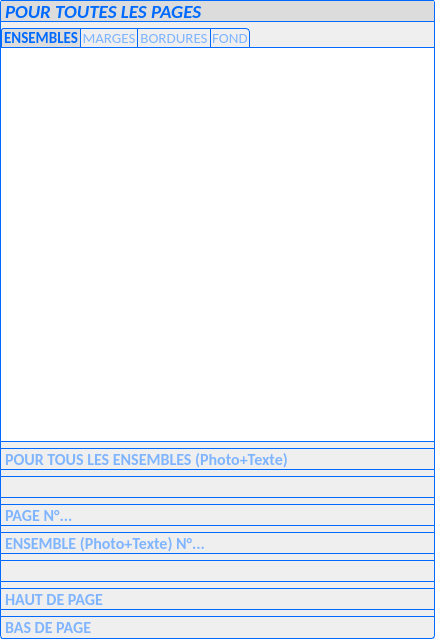
First picture: the form in PhotosConsigne/ui/RightSettings.ui, repository FlorianLance/PhotosConsigne, before the edit.
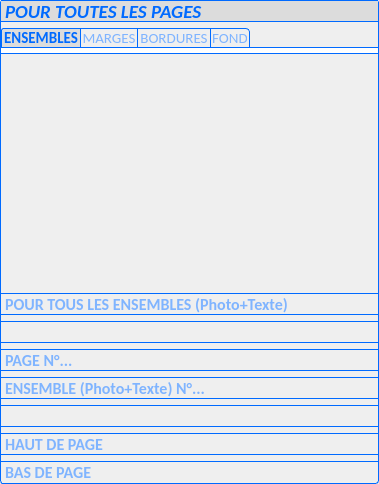
Second picture: the form after the edit. Icons and pictures are not drawn.

Patch:
```diff
--- a/PhotosConsigne/ui/RightSettings.ui
+++ b/PhotosConsigne/ui/RightSettings.ui
@@ -6,10 +6,22 @@
    <rect>
     <x>0</x>
     <y>0</y>
-    <width>435</width>
-    <height>639</height>
+    <width>379</width>
+    <height>484</height>
    </rect>
   </property>
+  <property name="sizePolicy">
+   <sizepolicy hsizetype="Preferred" vsizetype="Minimum">
+    <horstretch>0</horstretch>
+    <verstretch>0</verstretch>
+   </sizepolicy>
+  </property>
+  <property name="maximumSize">
+   <size>
+    <width>16777215</width>
+    <height>16777215</height>
+   </size>
+  </property>
   <property name="windowTitle">
    <string>Form</string>
   </property>
@@ -138,8 +150,8 @@
        <rect>
         <x>0</x>
         <y>0</y>
-        <width>433</width>
-        <height>410</height>
+        <width>377</width>
+        <height>255</height>
        </rect>
       </property>
       <property name="sizePolicy">
@@ -179,6 +191,12 @@
        </property>
        <item>
         <widget class="QFrame" name="frameAllPages">
+         <property name="sizePolicy">
+          <sizepolicy hsizetype="Preferred" vsizetype="Minimum">
+           <horstretch>0</horstretch>
+           <verstretch>0</verstretch>
+          </sizepolicy>
+         </property>
          <property name="maximumSize">
           <size>
            <width>16777215</width>
@@ -205,7 +223,7 @@
          <property name="frameShadow">
           <enum>QFrame::Raised</enum>
          </property>
-         <layout class="QHBoxLayout" name="horizontalLayout_3">
+         <layout class="QVBoxLayout" name="verticalLayout_2">
           <property name="spacing">
            <number>0</number>
           </property>
@@ -475,6 +493,19 @@
             </widget>
            </widget>
           </item>
+          <item>
+           <spacer name="verticalSpacer">
+            <property name="orientation">
+             <enum>Qt::Vertical</enum>
+            </property>
+            <property name="sizeHint" stdset="0">
+             <size>
+              <width>20</width>
+              <height>40</height>
+             </size>
+            </property>
+           </spacer>
+          </item>
          </layout>
         </widget>
        </item>
```
Left out of the diff: 28 changed lines with no effect on the pictures.
